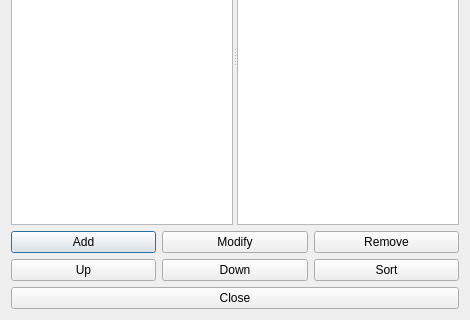
Before: the Qt Designer form src/interface/roomsform_template.ui in karandit/fet, drawn with Qt 5; both pictures show x 0 to 470 and y 158 to 478 of the 470 by 478 pixel window.
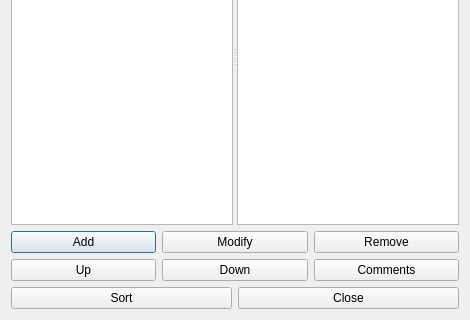
After: the same form once the commit is applied.

```diff
--- a/src/interface/roomsform_template.ui
+++ b/src/interface/roomsform_template.ui
@@ -74,7 +74,7 @@
     </layout>
    </item>
    <item row="3" column="0">
-    <layout class="QHBoxLayout" name="horizontalLayout">
+    <layout class="QHBoxLayout" name="horizontalLayout_3">
      <item>
       <widget class="QPushButton" name="moveRoomUpPushButton">
        <property name="text">
@@ -90,20 +90,31 @@
       </widget>
      </item>
      <item>
+      <widget class="QPushButton" name="commentsPushButton">
+       <property name="text">
+        <string>Comments</string>
+       </property>
+      </widget>
+     </item>
+    </layout>
+   </item>
+   <item row="4" column="0">
+    <layout class="QHBoxLayout" name="horizontalLayout">
+     <item>
       <widget class="QPushButton" name="sortRoomsPushButton">
        <property name="text">
         <string>Sort</string>
        </property>
       </widget>
      </item>
-    </layout>
-   </item>
-   <item row="4" column="0">
+     <item>
     <widget class="QPushButton" name="closePushButton">
      <property name="text">
       <string>Close</string>
      </property>
     </widget>
+     </item>
+    </layout>
    </item>
   </layout>
  </widget>
```
Lines whose indentation alone changed are shown as unchanged.
